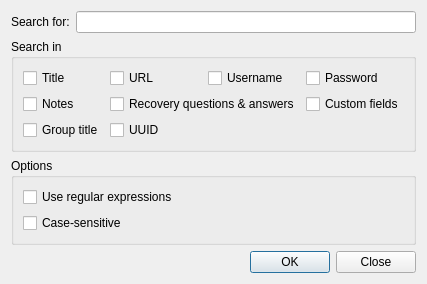
Qt form silverlock/searchdatabasedialog.ui (petroules/silverlock) before a commit.
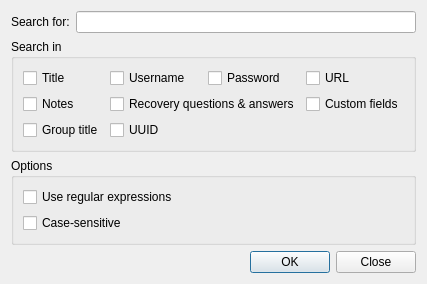
The same form after that commit.

Diff of the .ui file:
```diff
--- a/silverlock/searchdatabasedialog.ui
+++ b/silverlock/searchdatabasedialog.ui
@@ -37,27 +37,6 @@
         </property>
        </widget>
       </item>
-      <item row="0" column="1">
-       <widget class="QCheckBox" name="urlCheckBox">
-        <property name="text">
-         <string>URL</string>
-        </property>
-       </widget>
-      </item>
-      <item row="0" column="2">
-       <widget class="QCheckBox" name="usernameCheckBox">
-        <property name="text">
-         <string>Username</string>
-        </property>
-       </widget>
-      </item>
-      <item row="0" column="3">
-       <widget class="QCheckBox" name="passwordCheckBox">
-        <property name="text">
-         <string>Password</string>
-        </property>
-       </widget>
-      </item>
       <item row="2" column="0">
        <widget class="QCheckBox" name="groupTitleCheckBox">
         <property name="text">
@@ -65,7 +44,7 @@
         </property>
        </widget>
       </item>
-      <item row="2" column="1">
+      <item row="2" column="3">
        <widget class="QCheckBox" name="uuidCheckBox">
         <property name="text">
          <string>UUID</string>
@@ -79,20 +58,41 @@
         </property>
        </widget>
       </item>
-      <item row="1" column="1" colspan="2">
+      <item row="1" column="3" colspan="2">
        <widget class="QCheckBox" name="recoveryInfoCheckBox">
         <property name="text">
          <string>Recovery questions &amp;&amp; answers</string>
         </property>
        </widget>
       </item>
-      <item row="1" column="3">
+      <item row="1" column="5">
        <widget class="QCheckBox" name="customFieldsCheckBox">
         <property name="text">
          <string>Custom fields</string>
         </property>
        </widget>
       </item>
+      <item row="0" column="5">
+       <widget class="QCheckBox" name="urlCheckBox">
+        <property name="text">
+         <string>URL</string>
+        </property>
+       </widget>
+      </item>
+      <item row="0" column="4">
+       <widget class="QCheckBox" name="passwordCheckBox">
+        <property name="text">
+         <string>Password</string>
+        </property>
+       </widget>
+      </item>
+      <item row="0" column="3">
+       <widget class="QCheckBox" name="usernameCheckBox">
+        <property name="text">
+         <string>Username</string>
+        </property>
+       </widget>
+      </item>
      </layout>
     </widget>
    </item>
```
Left out of the diff: 2 changed lines with no effect on the pictures.
